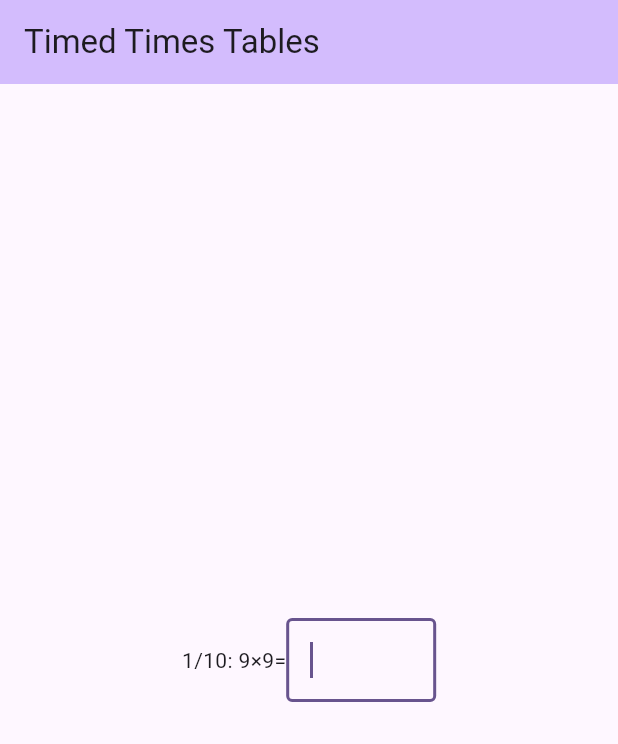
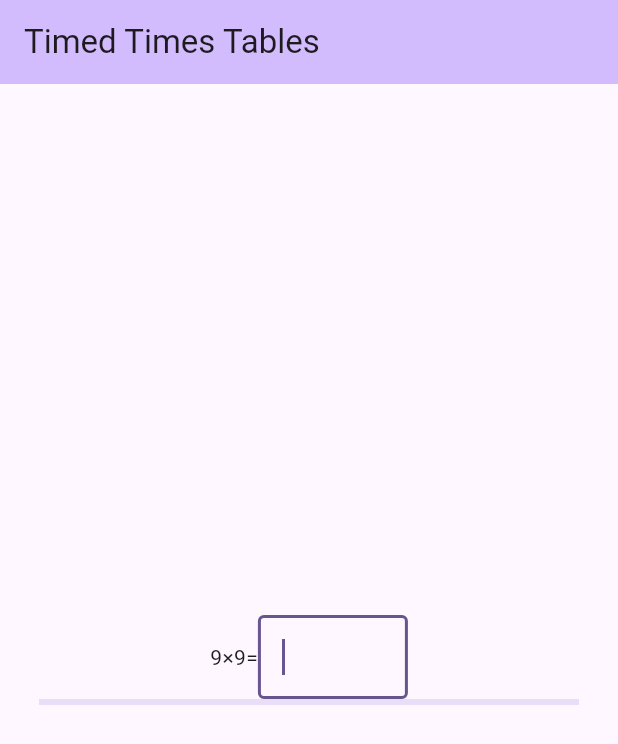
Before and after one commit to walles/ttt, a Flutter app: the screen it shows after launch, after a tap on "Start!", on a phone screen of 412 x 824 dp. Shown: the top 744 px of the screen. Run offline on Flutter 3.47's test engine with Material 3 defaults, Android fonts, the phone set to English and light mode, and no system bars.

Commit message:
Make a progress bar
Instead of showing "3/10" during the game.

```diff
--- a/lib/game.dart
+++ b/lib/game.dart
@@ -72,7 +72,7 @@ class _GameState extends State<Game> {
           mainAxisAlignment: MainAxisAlignment.center,
           children: [
             Text(
-              '$_questionNumberOneBased/10: $_question',
+              _question,
             ),
             SizedBox(
               width: 100,
@@ -100,6 +100,9 @@ class _GameState extends State<Game> {
             ),
           ],
         ),
+        LinearProgressIndicator(
+          value: (_questionNumberOneBased - 1) / 10,
+        ),
       ],
     );
   }
--- a/lib/main.dart
+++ b/lib/main.dart
@@ -107,7 +107,14 @@ class _TttHomeScreenState extends State<TttHomeScreen> {
         title: Text(widget.title),
       ),
       body: Center(
-        child: child,
+        child: Container(
+          padding: const EdgeInsets.all(20.0),
+          constraints: const BoxConstraints(
+            maxWidth:
+                400, // FIXME: What is the unit here? How will this look on different devices?
+          ),
+          child: child,
+        ),
       ),
     );
   }
```
Also changed, not shown: 1 other file.
